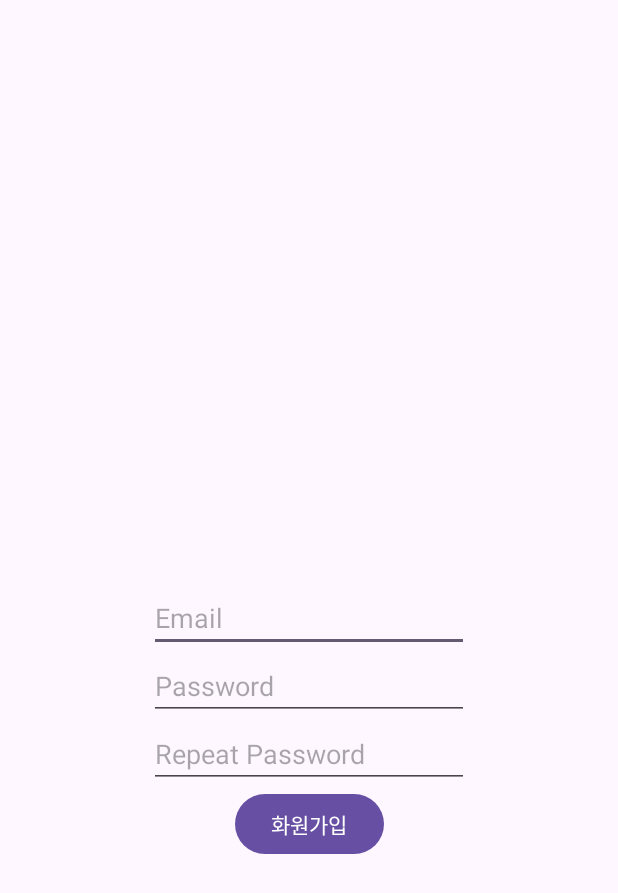
After one commit to CSID-DGU/2023-2-SCS4031-01-introverted_elephant, an Android app: the SignUpActivity screen opened directly, with no data from a screen before it, on a phone screen of 412 x 824 dp. The commit adds this screen. Shown: the top 893 px of the screen. Run offline under Robolectric (Android 15) with nearby library versions, the phone set to English and light mode, and no system bars; our stand-ins replace Firebase (no records; nobody signed in at launch, a user with empty details on screens opened directly).

```diff
--- /dev/null
+++ b/app/src/main/java/com/example/capstonedesign/SignUpActivity.java
@@ -0,0 +1,70 @@
+package com.example.capstonedesign;
+
+import static android.content.ContentValues.TAG;
+
+import androidx.annotation.NonNull;
+import androidx.appcompat.app.AppCompatActivity;
+
+import android.content.Intent;
+import android.os.Bundle;
+import android.util.Log;
+import android.view.View;
+import android.widget.Button;
+import android.widget.EditText;
+import android.widget.Toast;
+
+import com.google.android.gms.tasks.OnCompleteListener;
+import com.google.android.gms.tasks.Task;
+import com.google.firebase.auth.AuthResult;
+import com.google.firebase.auth.FirebaseAuth;
+
+public class SignUpActivity extends AppCompatActivity {
+
+    @Override
+    protected void onCreate(Bundle savedInstanceState) {
+        super.onCreate(savedInstanceState);
+        setContentView(R.layout.activity_sign_up);
+
+        EditText signUpEmailEditText = findViewById(R.id.signUpEmailEditText);
+        EditText signUpPasswordEditText = findViewById(R.id.signUpPasswordEditText);
+        EditText signUpPasswordCheckEditText = findViewById(R.id.signUpPasswordCheckEditText);
+        Button realSignUpButton = findViewById(R.id.realSignUpButton);
+
+        realSignUpButton.setOnClickListener(new View.OnClickListener() {
+            @Override
+            public void onClick(View v) {
+                String email = signUpEmailEditText.getText().toString();
+                String password = signUpPasswordEditText.getText().toString();
+                String passwordCheck = signUpPasswordCheckEditText.getText().toString();
+
+                if (email.isEmpty() || password.isEmpty()) {
+                    Toast.makeText(SignUpActivity.this, "이메일 또는 패스워드가 입력되지 않았습니다.", Toast.LENGTH_SHORT).show();
+                    return;
+                }
+
+                if (!password.equals(passwordCheck) ) {
+                    Toast.makeText(SignUpActivity.this, "패스워드가 일치하지 않습니다.", Toast.LENGTH_SHORT).show();
+                    return;
+                }
+
+                FirebaseAuth.getInstance().createUserWithEmailAndPassword(email, password)
+                        .addOnCompleteListener(new OnCompleteListener<AuthResult>() {
+                            @Override
+                            public void onComplete(@NonNull Task<AuthResult> task) {
+                                if (task.isSuccessful()) {
+                                    // 회원가입 성공
+                                    Toast.makeText(SignUpActivity.this, "회원가입에 성공했습니다. 자동으로 로그인됩니다.", Toast.LENGTH_LONG).show();
+                                    Intent intent = new Intent(SignUpActivity.this, LoginActivity.class);
+                                    startActivity(intent);
+
+                                } else {
+                                    // 회원가입 실패, 오류 메시지 출력
+                                    String errorMessage = task.getException().getMessage();
+                                    Toast.makeText(SignUpActivity.this, "회원가입에 실패했습니다. 오류: " + errorMessage, Toast.LENGTH_SHORT).show();
+                                }
+                            }
+                        });
+            }
+        });
+    }
+}
--- a/app/src/main/res/layout/activity_main.xml
+++ b/app/src/main/res/layout/activity_main.xml
@@ -6,10 +6,11 @@
     android:layout_height="match_parent"
     tools:context=".MainActivity">
 
-    <TextView
+    <Button
+        android:id="@+id/signOutButton"
         android:layout_width="wrap_content"
         android:layout_height="wrap_content"
-        android:text="Hello World!"
+        android:text="로그아웃"
         app:layout_constraintBottom_toBottomOf="parent"
         app:layout_constraintEnd_toEndOf="parent"
         app:layout_constraintStart_toStartOf="parent"
--- /dev/null
+++ b/app/src/main/res/layout/activity_sign_up.xml
@@ -0,0 +1,51 @@
+<?xml version="1.0" encoding="utf-8"?>
+<androidx.constraintlayout.widget.ConstraintLayout xmlns:android="http://schemas.android.com/apk/res/android"
+    xmlns:app="http://schemas.android.com/apk/res-auto"
+    xmlns:tools="http://schemas.android.com/tools"
+    android:layout_width="match_parent"
+    android:layout_height="match_parent"
+    tools:context=".SignUpActivity">
+
+    <EditText
+        android:id="@+id/signUpEmailEditText"
+        android:layout_width="wrap_content"
+        android:layout_height="wrap_content"
+        android:ems="10"
+        android:hint="Email"
+        android:inputType="textEmailAddress"
+        app:layout_constraintBottom_toBottomOf="parent"
+        app:layout_constraintEnd_toEndOf="parent"
+        app:layout_constraintStart_toStartOf="parent"
+        app:layout_constraintTop_toTopOf="parent" />
+
+    <EditText
+        android:id="@+id/signUpPasswordEditText"
+        android:layout_width="wrap_content"
+        android:layout_height="wrap_content"
+        android:ems="10"
+        android:hint="Password"
+        android:inputType="textPassword"
+        app:layout_constraintEnd_toEndOf="@+id/signUpEmailEditText"
+        app:layout_constraintStart_toStartOf="@+id/signUpEmailEditText"
+        app:layout_constraintTop_toBottomOf="@+id/signUpEmailEditText" />
+
+    <EditText
+        android:id="@+id/signUpPasswordCheckEditText"
+        android:layout_width="wrap_content"
+        android:layout_height="wrap_content"
+        android:ems="10"
+        android:hint="Repeat Password"
+        android:inputType="textPassword"
+        app:layout_constraintEnd_toEndOf="@+id/signUpPasswordEditText"
+        app:layout_constraintStart_toStartOf="@+id/signUpPasswordEditText"
+        app:layout_constraintTop_toBottomOf="@+id/signUpPasswordEditText" />
+
+    <Button
+        android:id="@+id/realSignUpButton"
+        android:layout_width="wrap_content"
+        android:layout_height="wrap_content"
+        android:text="화원가입"
+        app:layout_constraintEnd_toEndOf="@+id/signUpPasswordCheckEditText"
+        app:layout_constraintStart_toStartOf="@+id/signUpPasswordCheckEditText"
+        app:layout_constraintTop_toBottomOf="@+id/signUpPasswordCheckEditText" />
+</androidx.constraintlayout.widget.ConstraintLayout>
--- a/build.gradle
+++ b/build.gradle
@@ -2,4 +2,5 @@
 plugins {
     id 'com.android.application' version '8.0.2' apply false
     id 'com.android.library' version '8.0.2' apply false
+    id 'com.google.gms.google-services' version '4.3.15' apply false
 }
```
Also changed, not shown: app/build.gradle (+12 -0 lines), app/src/main/AndroidManifest.xml (+9 -3 lines), app/src/main/java/com/example/capstonedesign/LoginActivity.java (added, +172 -0 lines), app/src/main/java/com/example/capstonedesign/MainActivity.java (+27 -0 lines), app/src/main/res/layout/activity_login.xml (added, +59 -0 lines), 1 other file.
